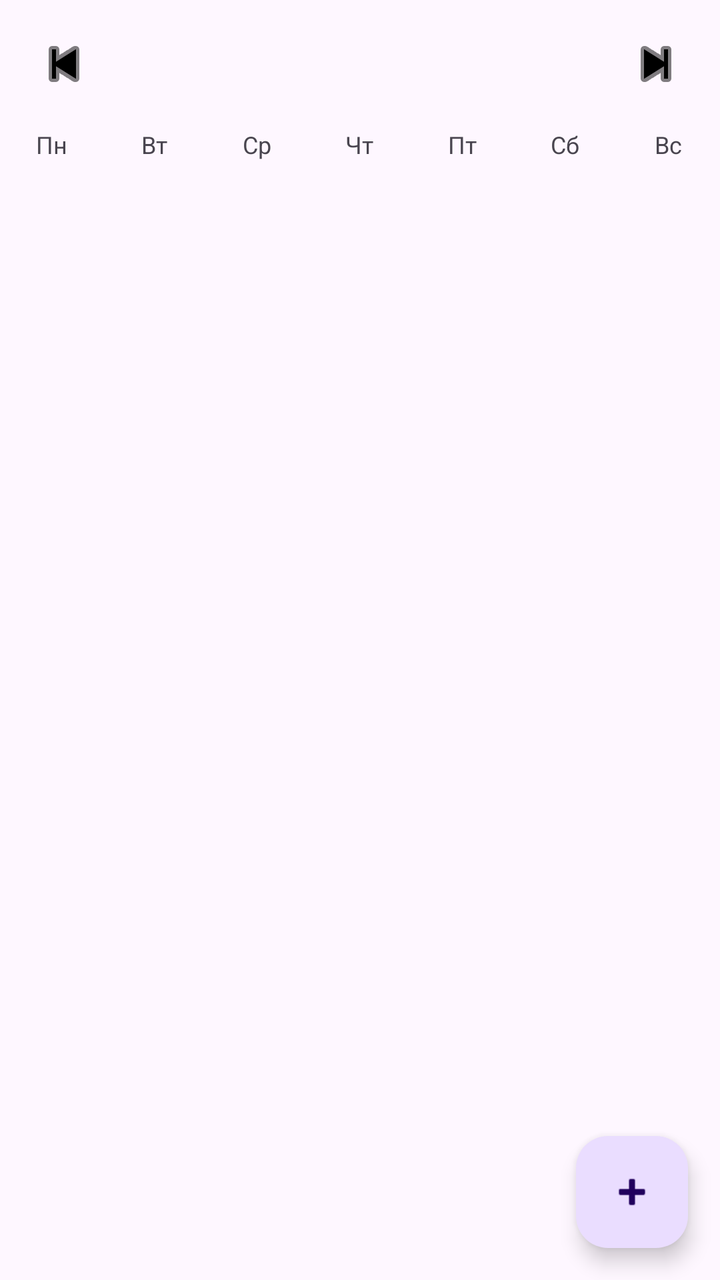
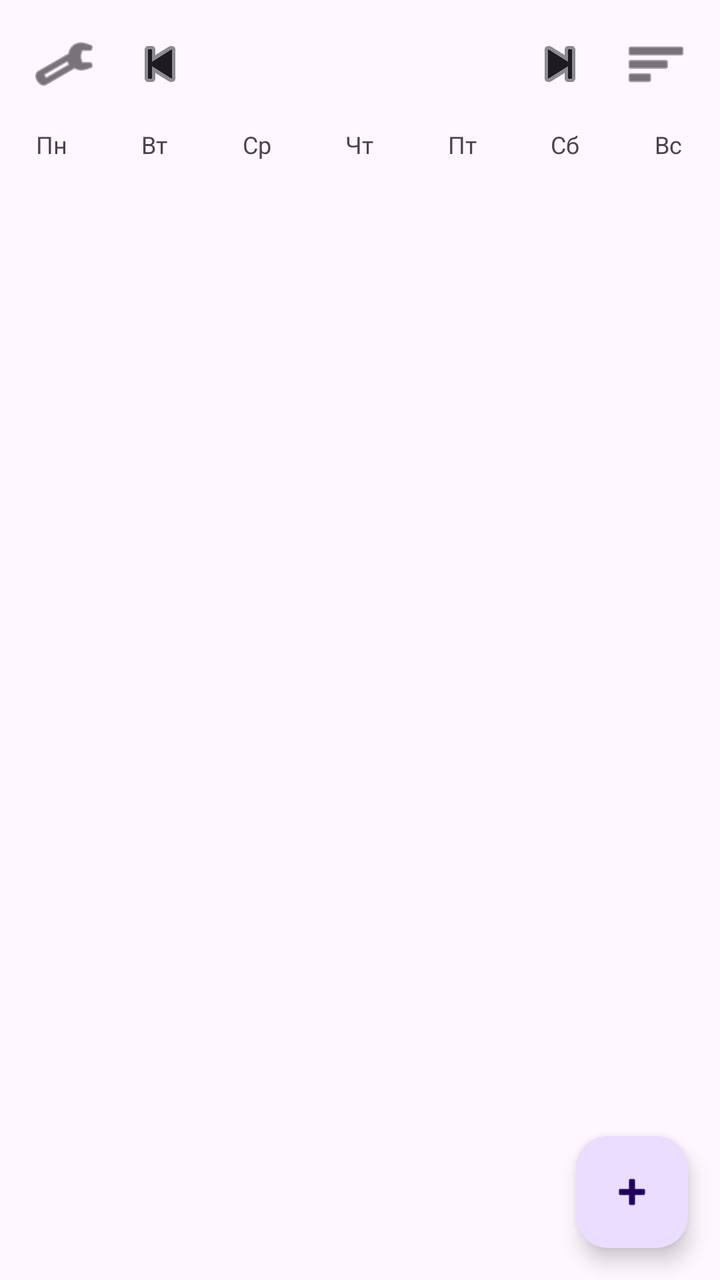

Screens rendered from an Android XML layout before and after an edit, with the pre-edit source and the edit as a unified diff.
<!-- AndroidManifest.xml: application theme Theme.Material3.DayNight.NoActionBar -->
<!-- res/layout/activity_calendar.xml -->
<?xml version="1.0" encoding="utf-8"?>
<androidx.constraintlayout.widget.ConstraintLayout
    xmlns:android="http://schemas.android.com/apk/res/android"
    xmlns:app="http://schemas.android.com/apk/res-auto"
    android:layout_width="match_parent"
    android:layout_height="match_parent">

    
    <LinearLayout
        android:id="@+id/monthHeader"
        android:layout_width="match_parent"
        android:layout_height="wrap_content"
        android:orientation="horizontal"
        android:gravity="center_vertical"
        android:padding="8dp"
        app:layout_constraintTop_toTopOf="parent">

        <ImageButton
            android:id="@+id/btnPrevMonth"
            android:layout_width="48dp"
            android:layout_height="48dp"
            android:background="?attr/selectableItemBackgroundBorderless"
            android:src="@android:drawable/ic_media_previous"
            app:tint="#000000" />

        <TextView
            android:id="@+id/tvMonthYear"
            android:layout_width="0dp"
            android:layout_height="wrap_content"
            android:layout_weight="1"
            android:gravity="center"
            android:textSize="20sp"
            android:textStyle="bold" />

        <ImageButton
            android:id="@+id/btnNextMonth"
            android:layout_width="48dp"
            android:layout_height="48dp"
            android:background="?attr/selectableItemBackgroundBorderless"
            android:src="@android:drawable/ic_media_next"
            app:tint="#000000" />

    </LinearLayout>

    
    <LinearLayout
        android:id="@+id/weekHeader"
        android:layout_width="match_parent"
        android:layout_height="wrap_content"
        android:orientation="horizontal"
        app:layout_constraintTop_toBottomOf="@id/monthHeader">

        <TextView android:layout_width="0dp" android:layout_height="wrap_content"
            android:layout_weight="1" android:gravity="center" android:text="Пн" android:textSize="12sp" />
        <TextView android:layout_width="0dp" android:layout_height="wrap_content"
            android:layout_weight="1" android:gravity="center" android:text="Вт" android:textSize="12sp" />
        <TextView android:layout_width="0dp" android:layout_height="wrap_content"
            android:layout_weight="1" android:gravity="center" android:text="Ср" android:textSize="12sp" />
        <TextView android:layout_width="0dp" android:layout_height="wrap_content"
            android:layout_weight="1" android:gravity="center" android:text="Чт" android:textSize="12sp" />
        <TextView android:layout_width="0dp" android:layout_height="wrap_content"
            android:layout_weight="1" android:gravity="center" android:text="Пт" android:textSize="12sp" />
        <TextView android:layout_width="0dp" android:layout_height="wrap_content"
            android:layout_weight="1" android:gravity="center" android:text="Сб" android:textSize="12sp" />
        <TextView android:layout_width="0dp" android:layout_height="wrap_content"
            android:layout_weight="1" android:gravity="center" android:text="Вс" android:textSize="12sp" />

    </LinearLayout>

    
    <androidx.recyclerview.widget.RecyclerView
        android:id="@+id/recyclerViewCalendar"
        android:layout_width="match_parent"
        android:layout_height="wrap_content"
        android:paddingHorizontal="8dp"
        android:nestedScrollingEnabled="false"
        app:layout_constraintTop_toBottomOf="@id/weekHeader" />

    
    <TextView
        android:id="@+id/tvSelectedDate"
        android:layout_width="match_parent"
        android:layout_height="wrap_content"
        android:padding="12dp"
        android:textSize="16sp"
        android:textStyle="bold"
        app:layout_constraintTop_toBottomOf="@id/recyclerViewCalendar" />

    
    <androidx.recyclerview.widget.RecyclerView
        android:id="@+id/recyclerViewTasks"
        android:layout_width="match_parent"
        android:layout_height="0dp"
        app:layout_constraintTop_toBottomOf="@id/tvSelectedDate"
        app:layout_constraintBottom_toBottomOf="parent" />

    
    <com.google.android.material.floatingactionbutton.FloatingActionButton
        android:id="@+id/fabAddOnDate"
        android:layout_width="wrap_content"
        android:layout_height="wrap_content"
        android:layout_margin="16dp"
        android:contentDescription="Добавить задачу"
        android:src="@android:drawable/ic_input_add"
        app:layout_constraintBottom_toBottomOf="parent"
        app:layout_constraintEnd_toEndOf="parent" />

</androidx.constraintlayout.widget.ConstraintLayout>
<!-- resources referenced by this layout -->
<resources>

</resources>

<!-- the commit's change to res/layout/activity_calendar.xml (unified diff, before → after) -->
@@ -16,12 +16,20 @@
         app:layout_constraintTop_toTopOf="parent">
 
         <ImageButton
+            android:id="@+id/btnSettings"
+            android:layout_width="48dp"
+            android:layout_height="48dp"
+            android:background="?attr/selectableItemBackgroundBorderless"
+            android:src="@android:drawable/ic_menu_preferences"
+            app:tint="?attr/colorOnSurface" />
+
+        <ImageButton
             android:id="@+id/btnPrevMonth"
             android:layout_width="48dp"
             android:layout_height="48dp"
             android:background="?attr/selectableItemBackgroundBorderless"
             android:src="@android:drawable/ic_media_previous"
-            app:tint="#000000" />
+            app:tint="?attr/colorOnSurface" />
 
         <TextView
             android:id="@+id/tvMonthYear"
@@ -30,7 +38,10 @@
             android:layout_weight="1"
             android:gravity="center"
             android:textSize="20sp"
-            android:textStyle="bold" />
+            android:textStyle="bold"
+            android:textColor="?android:attr/textColorPrimary" />
+
+
 
         <ImageButton
             android:id="@+id/btnNextMonth"
@@ -38,11 +49,18 @@
             android:layout_height="48dp"
             android:background="?attr/selectableItemBackgroundBorderless"
             android:src="@android:drawable/ic_media_next"
-            app:tint="#000000" />
+            app:tint="?attr/colorOnSurface" />
+
+        <ImageButton
+            android:id="@+id/btnGoToList"
+            android:layout_width="48dp"
+            android:layout_height="48dp"
+            android:background="?attr/selectableItemBackgroundBorderless"
+            android:src="@android:drawable/ic_menu_sort_by_size"
+            app:tint="?attr/colorOnSurface" />
 
     </LinearLayout>
 
-    
     <LinearLayout
         android:id="@+id/weekHeader"
         android:layout_width="match_parent"
@@ -51,23 +69,22 @@
         app:layout_constraintTop_toBottomOf="@id/monthHeader">
 
         <TextView android:layout_width="0dp" android:layout_height="wrap_content"
-            android:layout_weight="1" android:gravity="center" android:text="Пн" android:textSize="12sp" />
+            android:layout_weight="1" android:gravity="center" android:text="Пн" android:textSize="12sp" android:textColor="?android:attr/textColorSecondary" />
         <TextView android:layout_width="0dp" android:layout_height="wrap_content"
-            android:layout_weight="1" android:gravity="center" android:text="Вт" android:textSize="12sp" />
+            android:layout_weight="1" android:gravity="center" android:text="Вт" android:textSize="12sp" android:textColor="?android:attr/textColorSecondary" />
         <TextView android:layout_width="0dp" android:layout_height="wrap_content"
-            android:layout_weight="1" android:gravity="center" android:text="Ср" android:textSize="12sp" />
+            android:layout_weight="1" android:gravity="center" android:text="Ср" android:textSize="12sp" android:textColor="?android:attr/textColorSecondary" />
         <TextView android:layout_width="0dp" android:layout_height="wrap_content"
-            android:layout_weight="1" android:gravity="center" android:text="Чт" android:textSize="12sp" />
+            android:layout_weight="1" android:gravity="center" android:text="Чт" android:textSize="12sp" android:textColor="?android:attr/textColorSecondary" />
         <TextView android:layout_width="0dp" android:layout_height="wrap_content"
-            android:layout_weight="1" android:gravity="center" android:text="Пт" android:textSize="12sp" />
+            android:layout_weight="1" android:gravity="center" android:text="Пт" android:textSize="12sp" android:textColor="?android:attr/textColorSecondary" />
         <TextView android:layout_width="0dp" android:layout_height="wrap_content"
-            android:layout_weight="1" android:gravity="center" android:text="Сб" android:textSize="12sp" />
+            android:layout_weight="1" android:gravity="center" android:text="Сб" android:textSize="12sp" android:textColor="?android:attr/textColorSecondary" />
         <TextView android:layout_width="0dp" android:layout_height="wrap_content"
-            android:layout_weight="1" android:gravity="center" android:text="Вс" android:textSize="12sp" />
+            android:layout_weight="1" android:gravity="center" android:text="Вс" android:textSize="12sp" android:textColor="?android:attr/textColorSecondary" />
 
     </LinearLayout>
 
-    
     <androidx.recyclerview.widget.RecyclerView
         android:id="@+id/recyclerViewCalendar"
         android:layout_width="match_parent"
@@ -76,7 +93,6 @@
         android:nestedScrollingEnabled="false"
         app:layout_constraintTop_toBottomOf="@id/weekHeader" />
 
-    
     <TextView
         android:id="@+id/tvSelectedDate"
         android:layout_width="match_parent"
@@ -84,9 +100,9 @@
         android:padding="12dp"
         android:textSize="16sp"
         android:textStyle="bold"
+        android:textColor="?android:attr/textColorPrimary"
         app:layout_constraintTop_toBottomOf="@id/recyclerViewCalendar" />
 
-    
     <androidx.recyclerview.widget.RecyclerView
         android:id="@+id/recyclerViewTasks"
         android:layout_width="match_parent"
@@ -94,7 +110,19 @@
         app:layout_constraintTop_toBottomOf="@id/tvSelectedDate"
         app:layout_constraintBottom_toBottomOf="parent" />
 
-    
+    <TextView
+        android:id="@+id/tvEmptyCalendarState"
+        android:layout_width="wrap_content"
+        android:layout_height="wrap_content"
+        android:text="На этот день задач нет"
+        android:textSize="16sp"
+        android:textColor="?android:attr/textColorSecondary"
+        android:visibility="gone"
+        app:layout_constraintTop_toTopOf="@id/recyclerViewTasks"
+        app:layout_constraintBottom_toBottomOf="@id/recyclerViewTasks"
+        app:layout_constraintStart_toStartOf="parent"
+        app:layout_constraintEnd_toEndOf="parent" />
+
     <com.google.android.material.floatingactionbutton.FloatingActionButton
         android:id="@+id/fabAddOnDate"
         android:layout_width="wrap_content"
